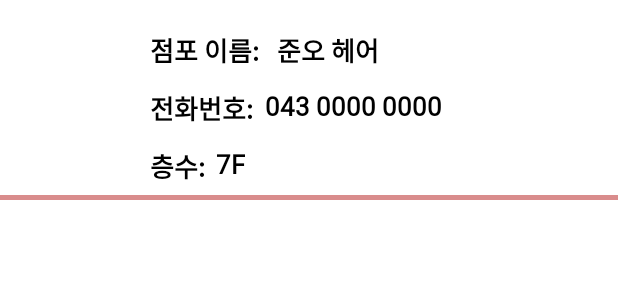
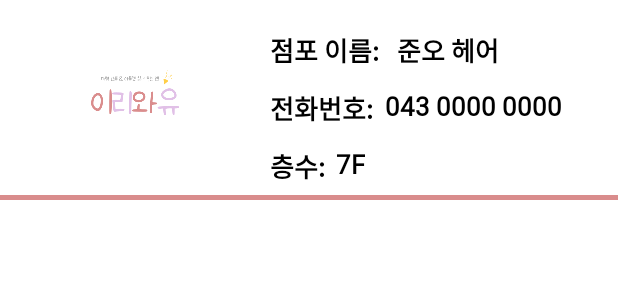
Before and after one commit to kwongustj/project_comehere, an Android app: the layout list_item_rate.xml on its own in the app's theme, with its tools: preview values and no code run, on a phone screen of 412 x 824 dp. Shown: the top 300 px of the screen. Run offline under Robolectric (Android 15) with nearby library versions, the phone set to English and light mode, and no system bars.

Commit message:
Add: " list_item_rate에 이미지 추가 "

```diff
--- a/Silbi_android/app/src/main/res/layout/list_item_rate.xml
+++ b/Silbi_android/app/src/main/res/layout/list_item_rate.xml
@@ -4,6 +4,18 @@
     xmlns:tools="http://schemas.android.com/tools"
     android:layout_width="match_parent"
     android:layout_height="wrap_content">
+
+    <ImageView
+        android:id="@+id/imageView"
+        android:layout_width="100dp"
+        android:layout_height="100dp"
+        app:layout_constraintBottom_toBottomOf="parent"
+        app:layout_constraintEnd_toStartOf="@id/name"
+        app:layout_constraintStart_toStartOf="parent"
+        app:layout_constraintTop_toTopOf="parent"
+        android:src="@drawable/logo"
+
+        />
 
     <TextView
         android:id="@+id/nametext"
@@ -49,7 +61,7 @@
         android:id="@+id/name"
         android:layout_width="wrap_content"
         android:layout_height="wrap_content"
-        android:layout_marginStart="100dp"
+        android:layout_marginStart="180dp"
         android:layout_marginTop="20dp"
         android:fontFamily="@font/nanoom"
         android:text="점포 이름: "
```
